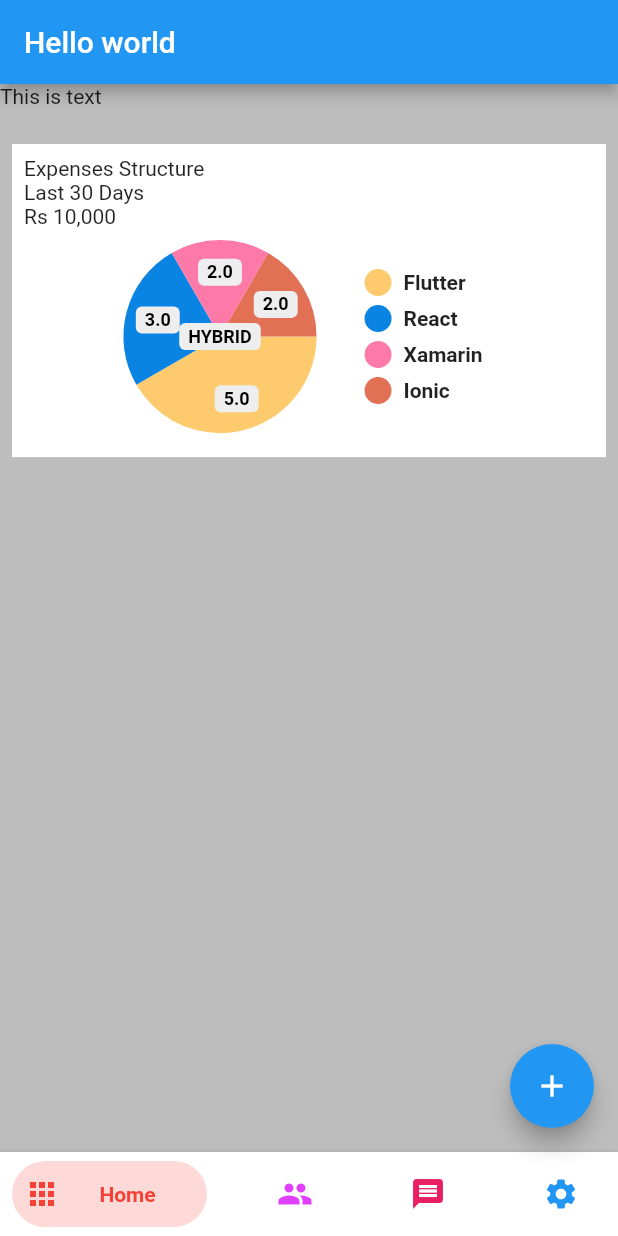
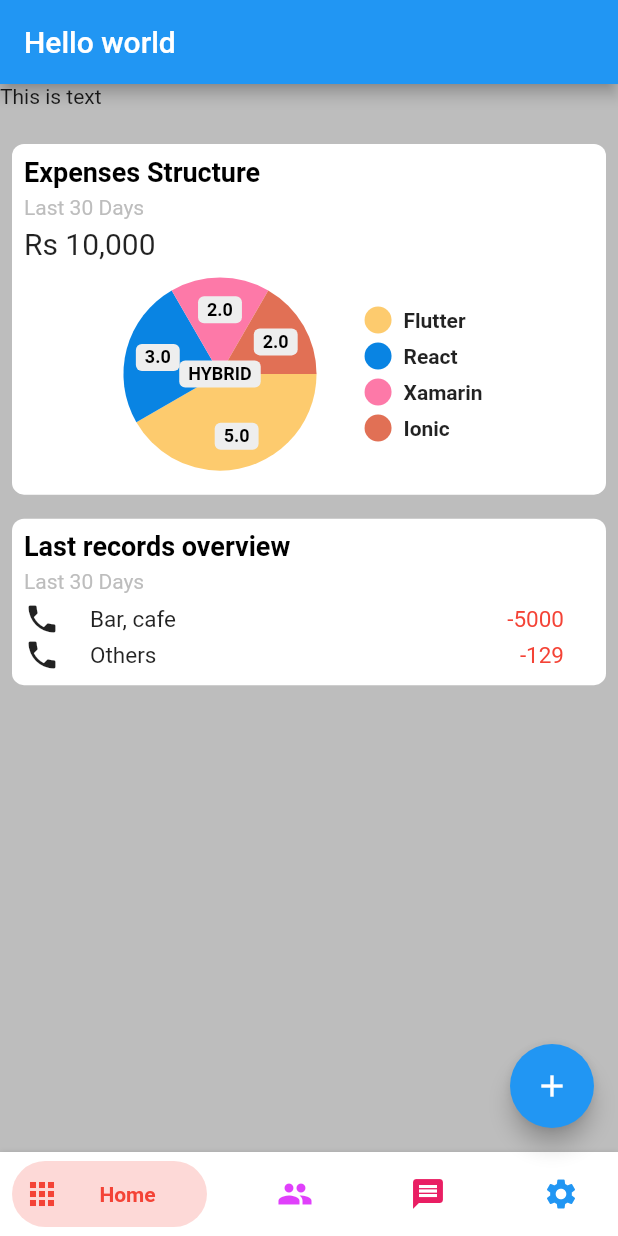
Before and after one commit to ain-py/hackjmi, a Flutter app: the screen it shows after launch, on a phone screen of 412 x 824 dp. Run offline on Flutter 3.47's test engine with Material 2 defaults, Android fonts, the phone set to English and light mode, and no system bars; drawn by our look-alikes of bottom_navy_bar, pie_chart.

Commit message:
added last records overview

```diff
--- a/lib/screens/home_page.dart
+++ b/lib/screens/home_page.dart
@@ -81,15 +81,36 @@
             child: Text("This is text"),
           ),
           Container(
+            decoration: BoxDecoration(
+              borderRadius: BorderRadius.circular(8),
+              color: Colors.white,
+            ),
             padding: EdgeInsets.all(8),
             margin: EdgeInsets.all(8),
-            color: Colors.white,
             child: Column(
               crossAxisAlignment: CrossAxisAlignment.start,
               children: [
-                Text("Expenses Structure"),
-                Text("Last 30 Days"),
-                Text("Rs 10,000"),
+                Text(
+                  "Expenses Structure",
+                  style: TextStyle(
+                      color: Colors.black,
+                      fontSize: 18,
+                      fontWeight: FontWeight.bold),
+                ),
+                SizedBox(
+                  height: 5,
+                ),
+                Text("Last 30 Days", style: TextStyle(color: Colors.grey[400])),
+                SizedBox(
+                  height: 5,
+                ),
+                Text("Rs 10,000",
+                    style: TextStyle(
+                      fontSize: 20,
+                    )),
+                SizedBox(
+                  height: 3,
+                ),
                 PieChart(
                   dataMap: dataMap,
                   animationDuration: Duration(milliseconds: 800),
@@ -121,6 +142,71 @@
                 ),
               ],
             ),
+          ),
+          Container(
+            width: double.infinity,
+            decoration: BoxDecoration(
+              borderRadius: BorderRadius.circular(8),
+              color: Colors.white,
+            ),
+            padding: EdgeInsets.all(8),
+            margin: EdgeInsets.all(8),
+            child: Column(
+              crossAxisAlignment: CrossAxisAlignment.start,
+              children: [
+                Text(
+                  "Last records overview",
+                  style: TextStyle(
+                      color: Colors.black,
+                      fontSize: 18,
+                      fontWeight: FontWeight.bold),
+                ),
+                SizedBox(
+                  height: 5,
+                ),
+                Text("Last 30 Days", style: TextStyle(color: Colors.grey[400])),
+                SizedBox(
+                  height: 5,
+                ),
+                //Item rows
+                Container(
+                  child: Row(
+                    mainAxisAlignment: MainAxisAlignment.start,
+                    children: [
+                      Icon(Icons.phone),
+                      SizedBox(
+                        width: 20,
+                      ),
+                      Text("Bar, cafe", style: TextStyle(fontSize: 15)),
+                      Spacer(),
+                      Text("-5000",
+                          style: TextStyle(color: Colors.red, fontSize: 15)),
+                      SizedBox(
+                        width: 20,
+                      ),
+                    ],
+                  ),
+                ),
+                Container(
+                  child: Row(
+                    mainAxisAlignment: MainAxisAlignment.start,
+                    children: [
+                      Icon(Icons.phone),
+                      SizedBox(
+                        width: 20,
+                      ),
+                      Text("Others", style: TextStyle(fontSize: 15)),
+                      Spacer(),
+                      Text("-129",
+                          style: TextStyle(color: Colors.red, fontSize: 15)),
+                      SizedBox(
+                        width: 20,
+                      ),
+                    ],
+                  ),
+                ),
+              ],
+            ),
           )
         ],
       )),
```
